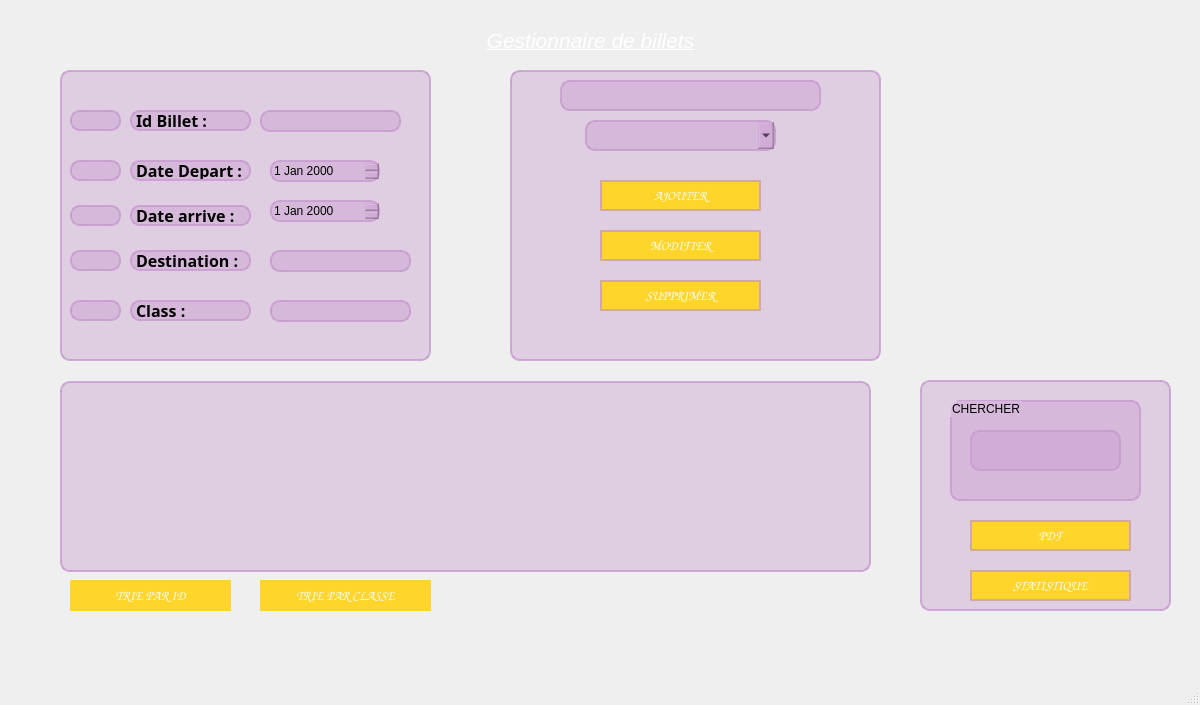
molkadhrief/2A30, file mainwindow.ui: the form before one commit.
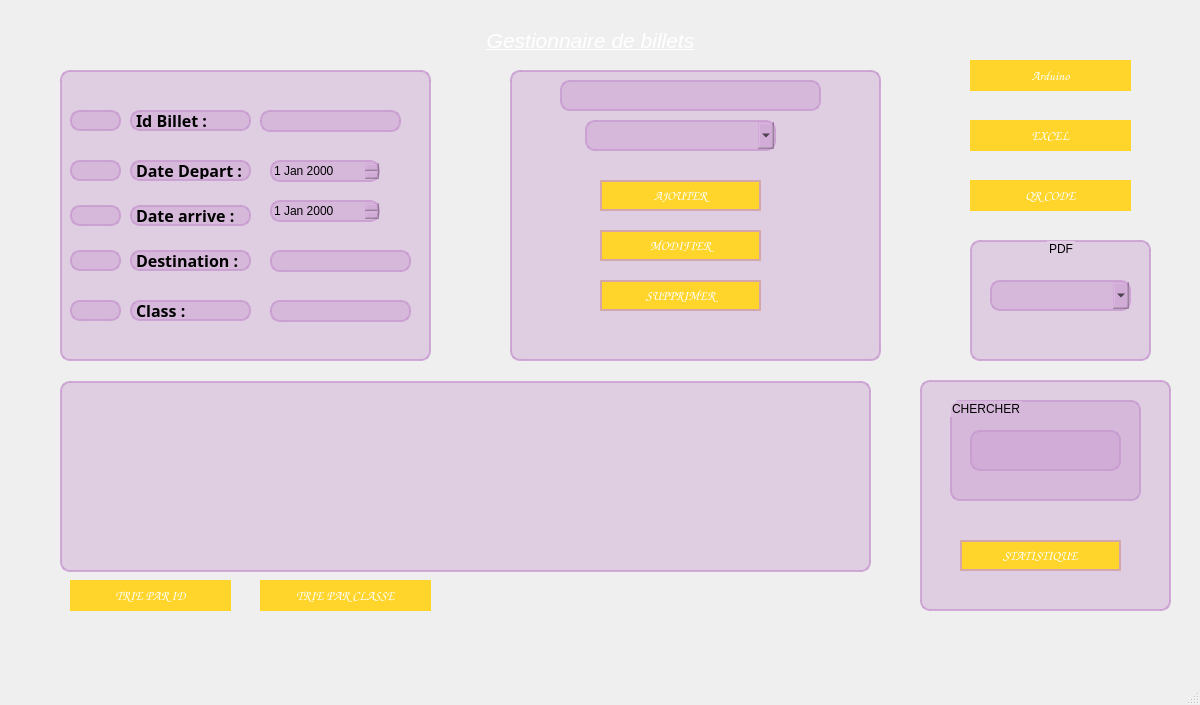
The form after the commit. Icons and pictures are not drawn.

The edit to the form file:
```diff
--- a/mainwindow.ui
+++ b/mainwindow.ui
@@ -942,45 +942,11 @@
         </property>
        </widget>
       </widget>
-      <widget class="QPushButton" name="PDF">
-       <property name="geometry">
-        <rect>
-         <x>50</x>
-         <y>140</y>
-         <width>161</width>
-         <height>31</height>
-        </rect>
-       </property>
-       <property name="font">
-        <font>
-         <family>Comic Sans MS</family>
-         <pointsize>10</pointsize>
-         <weight>75</weight>
-         <bold>true</bold>
-        </font>
-       </property>
-       <property name="styleSheet">
-        <string notr="true">QPushButton {
-background-color: rgb(255, 213, 44);color :rgb(255, 255, 255);
-border-radius: 70px;
-}
-QPushButton:hover {
-background-color: qlineargradient(spread:pad, x1:0, y1:0, x2:0, y2:1, stop:0 rgb(151, 255, 226) , stop:1 rgb(151, 255, 226));
-
-}
-QPushButton::pressed{
-	background-color:rgb(255, 170, 255);
-}</string>
-       </property>
-       <property name="text">
-        <string>PDF</string>
-       </property>
-      </widget>
       <widget class="QPushButton" name="STAT">
        <property name="geometry">
         <rect>
-         <x>50</x>
-         <y>190</y>
+         <x>40</x>
+         <y>160</y>
          <width>161</width>
          <height>31</height>
         </rect>
@@ -1079,6 +1045,152 @@
        <string>TRIE PAR CLASSE</string>
       </property>
      </widget>
+     <widget class="QPushButton" name="excel">
+      <property name="geometry">
+       <rect>
+        <x>970</x>
+        <y>120</y>
+        <width>161</width>
+        <height>31</height>
+       </rect>
+      </property>
+      <property name="font">
+       <font>
+        <family>Comic Sans MS</family>
+        <pointsize>10</pointsize>
+        <weight>75</weight>
+        <bold>true</bold>
+       </font>
+      </property>
+      <property name="styleSheet">
+       <string notr="true">QPushButton {
+background-color: rgb(255, 213, 44);color :rgb(255, 255, 255);
+border-radius: 70px;
+}
+QPushButton:hover {
+background-color: qlineargradient(spread:pad, x1:0, y1:0, x2:0, y2:1, stop:0 rgb(151, 255, 226) , stop:1 rgb(151, 255, 226));
+
+}
+QPushButton::pressed{
+	background-color:rgb(255, 170, 255);
+}</string>
+      </property>
+      <property name="text">
+       <string>EXCEL</string>
+      </property>
+     </widget>
+     <widget class="QPushButton" name="qr_code">
+      <property name="geometry">
+       <rect>
+        <x>970</x>
+        <y>180</y>
+        <width>161</width>
+        <height>31</height>
+       </rect>
+      </property>
+      <property name="font">
+       <font>
+        <family>Comic Sans MS</family>
+        <pointsize>10</pointsize>
+        <weight>75</weight>
+        <bold>true</bold>
+       </font>
+      </property>
+      <property name="styleSheet">
+       <string notr="true">QPushButton {
+background-color: rgb(255, 213, 44);color :rgb(255, 255, 255);
+border-radius: 70px;
+}
+QPushButton:hover {
+background-color: qlineargradient(spread:pad, x1:0, y1:0, x2:0, y2:1, stop:0 rgb(151, 255, 226) , stop:1 rgb(151, 255, 226));
+
+}
+QPushButton::pressed{
+	background-color:rgb(255, 170, 255);
+}</string>
+      </property>
+      <property name="text">
+       <string>QR CODE</string>
+      </property>
+     </widget>
+     <widget class="QLabel" name="lbl_image_2">
+      <property name="geometry">
+       <rect>
+        <x>975</x>
+        <y>245</y>
+        <width>151</width>
+        <height>111</height>
+       </rect>
+      </property>
+      <property name="text">
+       <string/>
+      </property>
+     </widget>
+     <widget class="QGroupBox" name="groupBox_6">
+      <property name="geometry">
+       <rect>
+        <x>970</x>
+        <y>240</y>
+        <width>181</width>
+        <height>121</height>
+       </rect>
+      </property>
+      <property name="styleSheet">
+       <string notr="true">border: 2px solid rgba(199, 153, 207, 200);
+background: rgba(199, 153, 207, 100); 
+border-radius: 10px;</string>
+      </property>
+      <property name="title">
+       <string>PDF</string>
+      </property>
+      <property name="alignment">
+       <set>Qt::AlignCenter</set>
+      </property>
+      <widget class="QComboBox" name="comboBox_2">
+       <property name="geometry">
+        <rect>
+         <x>20</x>
+         <y>40</y>
+         <width>141</width>
+         <height>31</height>
+        </rect>
+       </property>
+      </widget>
+     </widget>
+     <widget class="QPushButton" name="arduino">
+      <property name="geometry">
+       <rect>
+        <x>970</x>
+        <y>60</y>
+        <width>161</width>
+        <height>31</height>
+       </rect>
+      </property>
+      <property name="font">
+       <font>
+        <family>Comic Sans MS</family>
+        <pointsize>10</pointsize>
+        <weight>75</weight>
+        <bold>true</bold>
+       </font>
+      </property>
+      <property name="styleSheet">
+       <string notr="true">QPushButton {
+background-color: rgb(255, 213, 44);color :rgb(255, 255, 255);
+border-radius: 70px;
+}
+QPushButton:hover {
+background-color: qlineargradient(spread:pad, x1:0, y1:0, x2:0, y2:1, stop:0 rgb(151, 255, 226) , stop:1 rgb(151, 255, 226));
+
+}
+QPushButton::pressed{
+	background-color:rgb(255, 170, 255);
+}</string>
+      </property>
+      <property name="text">
+       <string>Arduino</string>
+      </property>
+     </widget>
     </widget>
    </widget>
   </widget>
```
